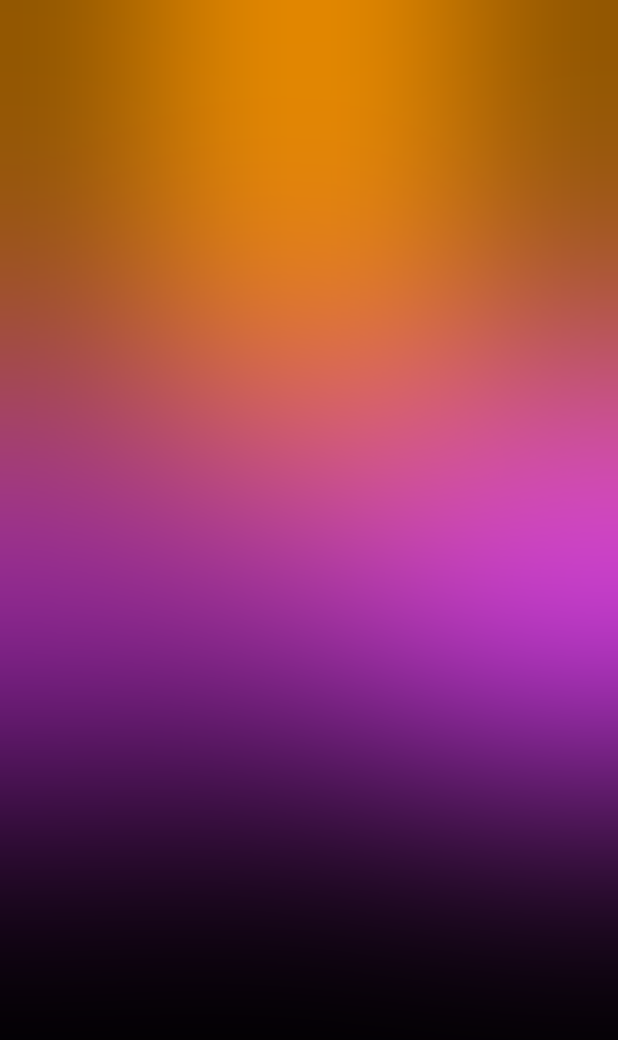
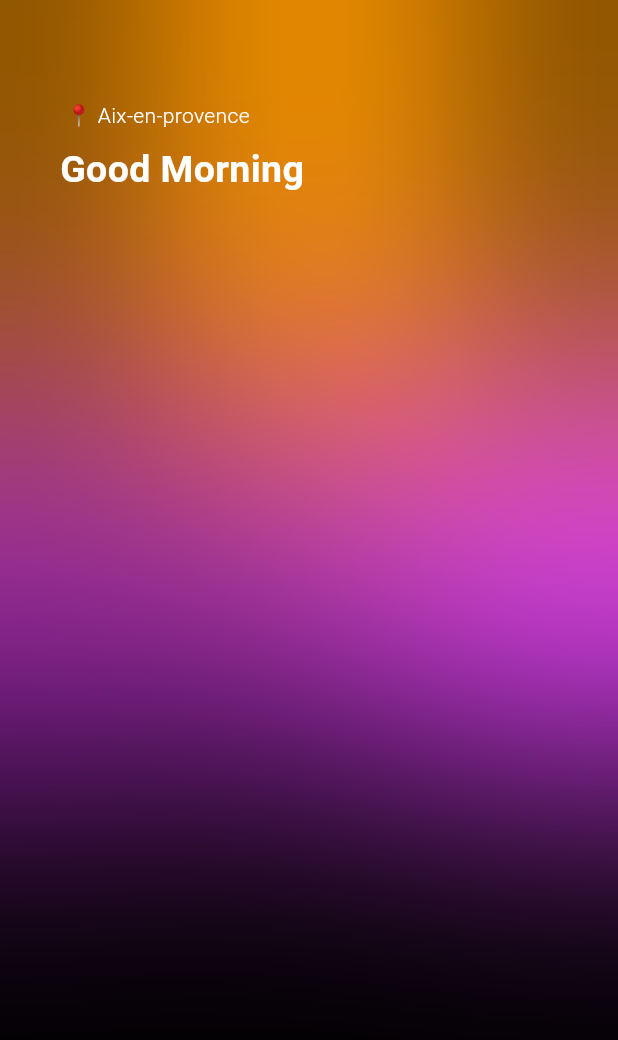
Before and after one commit to Dannansilva/weatherapp, a Flutter app: the screen it shows after launch, on a phone screen of 412 x 824 dp. Shown: the top 1040 px of the screen. Run offline on Flutter 3.47's test engine with Material 3 defaults, Android fonts, the phone set to English and light mode, and no system bars; our stand-ins replace bloc, equatable.

Commit message:
images added

```diff
--- a/lib/screens/home_screen.dart
+++ b/lib/screens/home_screen.dart
@@ -1,4 +1,4 @@
-// ignore_for_file: prefer_const_constructors
+// ignore_for_file: prefer_const_constructors, prefer_const_literals_to_create_immutables
 
 import 'dart:ui';
 
@@ -57,6 +57,30 @@ class HomeScreen extends StatelessWidget {
                 child: Container(
                   decoration: BoxDecoration(color: Colors.transparent),
                 ),
+              ),
+              SizedBox(
+                width: MediaQuery.of(context).size.width,
+                height: MediaQuery.of(context).size.height,
+                child: Column(
+                  crossAxisAlignment: CrossAxisAlignment.start,
+                  children: [
+                    Text(
+                      ' 📍 Aix-en-provence',
+                      style: TextStyle(
+                          color: Colors.white, fontWeight: FontWeight.w300),
+                    ),
+                    SizedBox(
+                      height: 8,
+                    ),
+                    Text(
+                      'Good Morning',
+                      style: TextStyle(
+                          color: Colors.white,
+                          fontSize: 25,
+                          fontWeight: FontWeight.bold),
+                    )
+                  ],
+                ),
               )
             ],
           ),
```
Also changed, not shown: assets/1.png (added), assets/11.png (added), assets/12.png (added), assets/13.png (added), assets/14.png (added), assets/2.png (added), assets/3.png (added), assets/4.png (added), assets/5.png (added), assets/6.png (added), assets/7.png (added), assets/8.png (added), assets/9.png (added).
